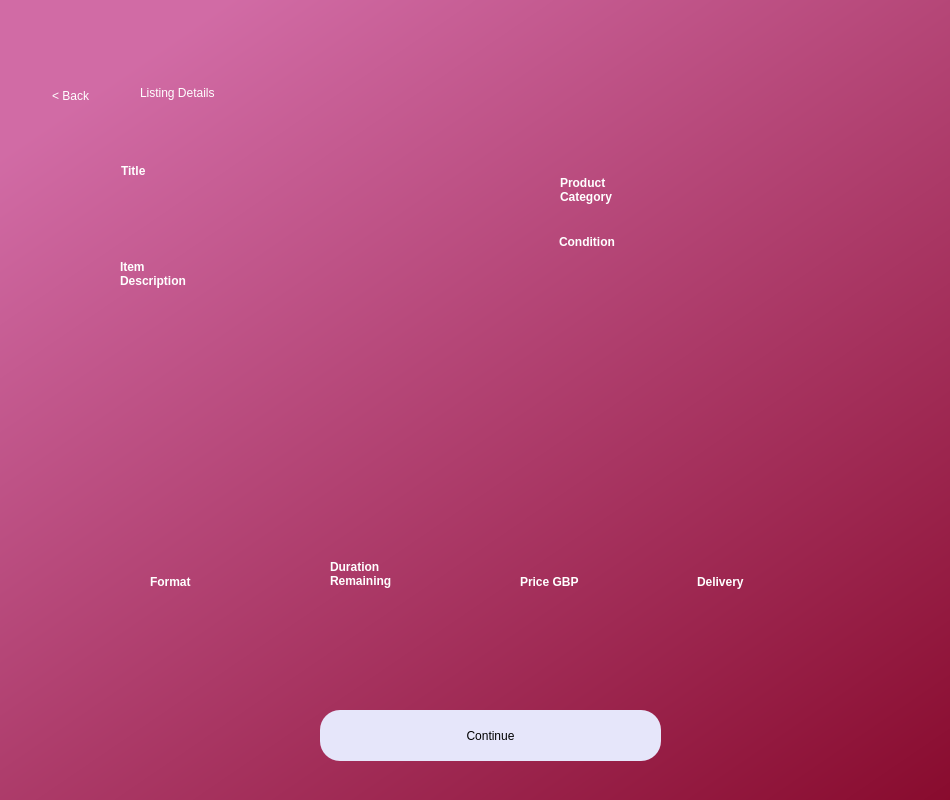
AnshulS853/Coursework-Improved, file listdetails.ui: the form before one commit.
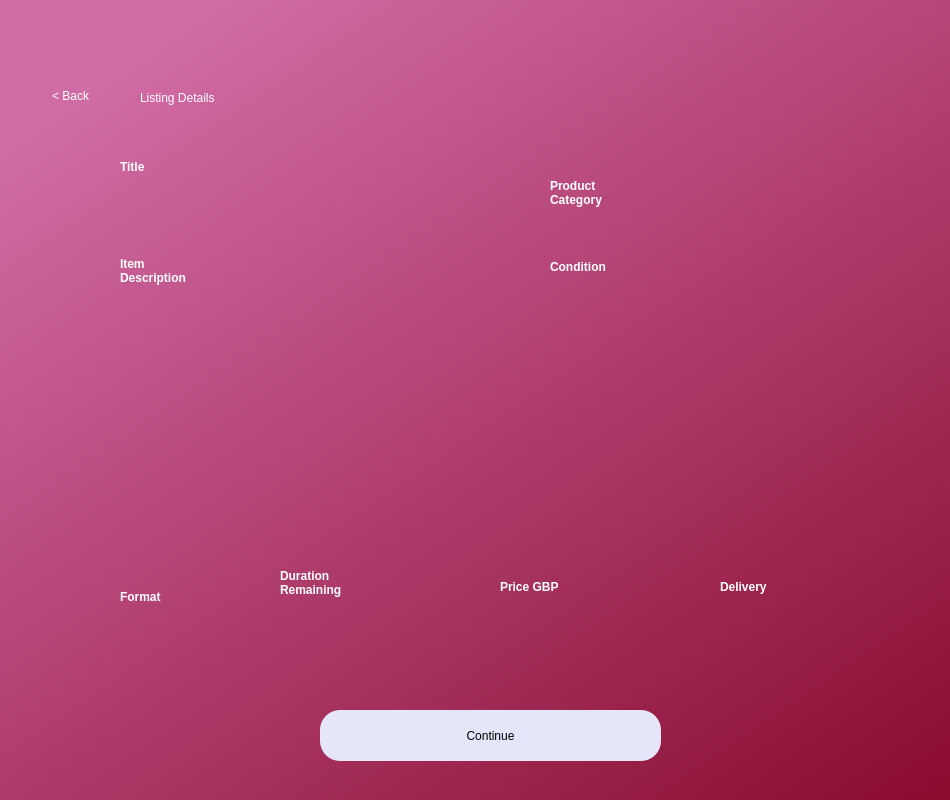
The form after the commit.

```diff
--- a/listdetails.ui
+++ b/listdetails.ui
@@ -42,9 +42,9 @@
     <property name="geometry">
      <rect>
       <x>140</x>
-      <y>50</y>
-      <width>496</width>
-      <height>85</height>
+      <y>40</y>
+      <width>589</width>
+      <height>116</height>
      </rect>
     </property>
     <property name="styleSheet">
@@ -75,10 +75,10 @@
    <widget class="QLabel" name="label_4">
     <property name="geometry">
      <rect>
-      <x>121</x>
-      <y>159</y>
-      <width>47</width>
-      <height>24</height>
+      <x>120</x>
+      <y>150</y>
+      <width>60</width>
+      <height>33</height>
      </rect>
     </property>
     <property name="styleSheet">
@@ -92,10 +92,10 @@
    <widget class="QLabel" name="label_5">
     <property name="geometry">
      <rect>
-      <x>559</x>
-      <y>230</y>
-      <width>101</width>
-      <height>24</height>
+      <x>550</x>
+      <y>250</y>
+      <width>130</width>
+      <height>33</height>
      </rect>
     </property>
     <property name="styleSheet">
@@ -110,9 +110,9 @@
     <property name="geometry">
      <rect>
       <x>120</x>
-      <y>250</y>
-      <width>119</width>
-      <height>48</height>
+      <y>238</y>
+      <width>154</width>
+      <height>66</height>
      </rect>
     </property>
     <property name="styleSheet">
@@ -127,10 +127,10 @@
    <widget class="QLabel" name="label_8">
     <property name="geometry">
      <rect>
-      <x>150</x>
-      <y>570</y>
-      <width>73</width>
-      <height>24</height>
+      <x>120</x>
+      <y>580</y>
+      <width>98</width>
+      <height>33</height>
      </rect>
     </property>
     <property name="styleSheet">
@@ -144,10 +144,10 @@
    <widget class="QLabel" name="label_9">
     <property name="geometry">
      <rect>
-      <x>330</x>
+      <x>280</x>
       <y>550</y>
-      <width>110</width>
-      <height>48</height>
+      <width>145</width>
+      <height>66</height>
      </rect>
     </property>
     <property name="styleSheet">
@@ -162,10 +162,10 @@
    <widget class="QLabel" name="label_10">
     <property name="geometry">
      <rect>
-      <x>520</x>
+      <x>500</x>
       <y>570</y>
-      <width>97</width>
-      <height>24</height>
+      <width>133</width>
+      <height>33</height>
      </rect>
     </property>
     <property name="styleSheet">
@@ -179,10 +179,10 @@
    <widget class="QLabel" name="label_12">
     <property name="geometry">
      <rect>
-      <x>560</x>
-      <y>166</y>
-      <width>93</width>
-      <height>48</height>
+      <x>550</x>
+      <y>160</y>
+      <width>123</width>
+      <height>66</height>
      </rect>
     </property>
     <property name="styleSheet">
@@ -197,10 +197,10 @@
    <widget class="QLabel" name="label_11">
     <property name="geometry">
      <rect>
-      <x>697</x>
+      <x>720</x>
       <y>570</y>
-      <width>85</width>
-      <height>24</height>
+      <width>112</width>
+      <height>33</height>
      </rect>
     </property>
     <property name="styleSheet">
@@ -251,7 +251,7 @@
     <property name="geometry">
      <rect>
       <x>120</x>
-      <y>190</y>
+      <y>186</y>
       <width>371</width>
       <height>51</height>
      </rect>
@@ -287,8 +287,8 @@
    <widget class="QLabel" name="conditionfield">
     <property name="geometry">
      <rect>
-      <x>670</x>
-      <y>220</y>
+      <x>700</x>
+      <y>250</y>
       <width>171</width>
       <height>41</height>
      </rect>
@@ -305,7 +305,7 @@
    <widget class="QLabel" name="categoryfield">
     <property name="geometry">
      <rect>
-      <x>670</x>
+      <x>700</x>
       <y>170</y>
       <width>181</width>
       <height>41</height>
@@ -323,9 +323,9 @@
    <widget class="QLabel" name="pricefield">
     <property name="geometry">
      <rect>
-      <x>522</x>
-      <y>600</y>
-      <width>111</width>
+      <x>480</x>
+      <y>610</y>
+      <width>181</width>
       <height>71</height>
      </rect>
     </property>
@@ -344,8 +344,8 @@
    <widget class="QLabel" name="durationfield">
     <property name="geometry">
      <rect>
-      <x>331</x>
-      <y>606</y>
+      <x>290</x>
+      <y>620</y>
       <width>121</width>
       <height>71</height>
      </rect>
@@ -365,8 +365,8 @@
    <widget class="QLabel" name="formatfield">
     <property name="geometry">
      <rect>
-      <x>150</x>
-      <y>600</y>
+      <x>120</x>
+      <y>620</y>
       <width>101</width>
       <height>31</height>
      </rect>
@@ -386,8 +386,8 @@
    <widget class="QLabel" name="deliveryfield">
     <property name="geometry">
      <rect>
-      <x>700</x>
-      <y>600</y>
+      <x>710</x>
+      <y>610</y>
       <width>121</width>
       <height>31</height>
      </rect>
@@ -407,8 +407,8 @@
    <widget class="QLabel" name="deliverylocation">
     <property name="geometry">
      <rect>
-      <x>700</x>
-      <y>630</y>
+      <x>680</x>
+      <y>640</y>
       <width>171</width>
       <height>61</height>
      </rect>
```
